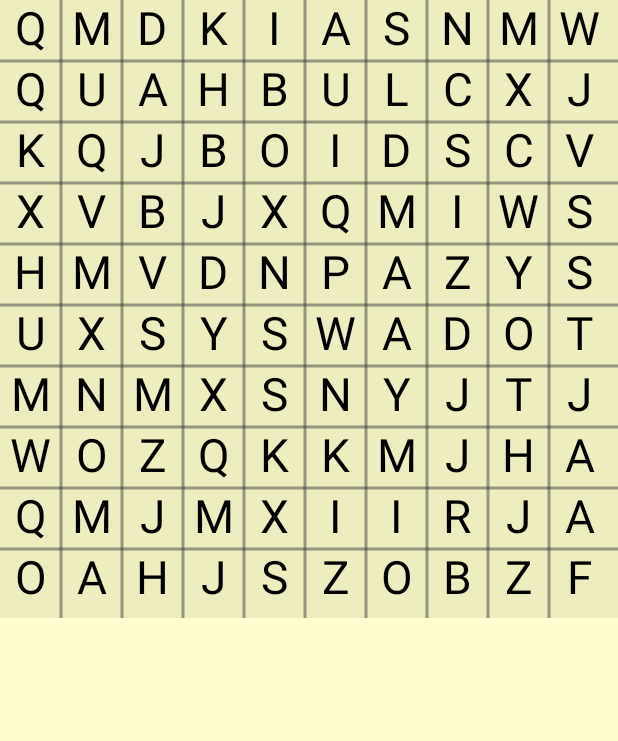
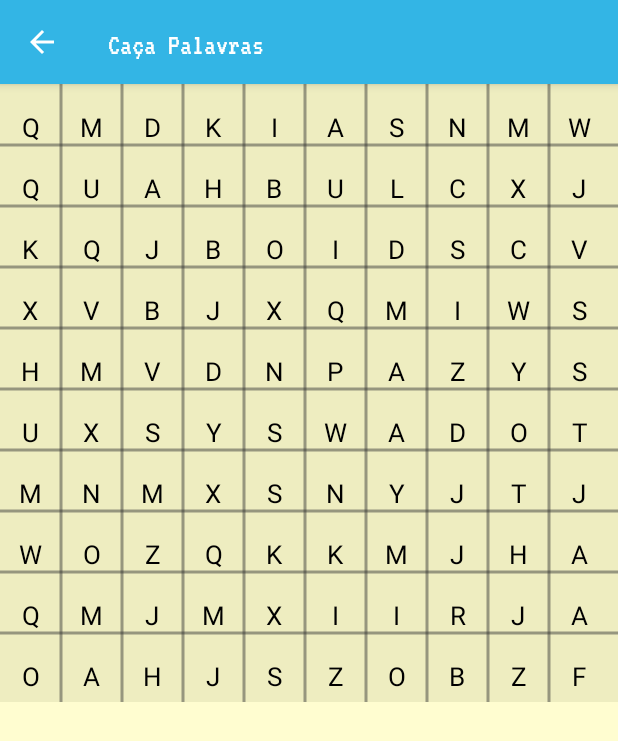
Before and after one commit to igrvlhlb/caca-palavras, an Android app: the screen it shows after launch (JogoActivity), after a tap on "Começar", on a phone screen of 412 x 824 dp. Shown: the top 741 px of the screen. Run offline under Robolectric (Android 15) with nearby library versions, the phone set to English and light mode, and no system bars.

Commit message:
manifest: JogoActivity é filha de TelaInicialActivity JogoActivity: mudanca no nome de metodo (criaTabuleiro) TabuleiroView: correcao na forma de medir a fonte

```diff
--- a/app/src/main/AndroidManifest.xml
+++ b/app/src/main/AndroidManifest.xml
@@ -10,7 +10,8 @@
         android:supportsRtl="true"
         android:theme="@style/AppTheme">
         <activity android:name=".JogoActivity"
-            android:theme="@style/AppTheme">
+            android:theme="@style/AppTheme"
+            android:parentActivityName=".TelaInicialActivity">
 
         </activity>
         <activity android:name=".SplashScreenActivity">
--- a/app/src/main/java/com/necej/necej_cp/JogoActivity.java
+++ b/app/src/main/java/com/necej/necej_cp/JogoActivity.java
@@ -24,10 +24,10 @@ public class JogoActivity extends AppCompatActivity {
         setContentView(R.layout.activity_jogo);
         mDificuldade = getIntent().getExtras().getString(TelaInicialActivity.EXTRA_DIFICULDADE);
         Logger.getAnonymousLogger().info(String.format("EXTRA_DIFICULDADE %s\n", mDificuldade));
-        this.hideBar();
+        //this.hideBar();
         mTabuleiroView = findViewById(R.id.tabuleiro_image);
         mGrade = new Grade(10,10);
-        this.enquadraImageView();
+        this.criaTabuleiro();
     }
 
     private void hideBar(){
@@ -38,14 +38,9 @@ public class JogoActivity extends AppCompatActivity {
             Logger.getAnonymousLogger().info("ERRO AO TENTAR OBTER REFERENCIA PARA ACTIONBAR");
         }
     }
-    private void enquadraImageView(){
-        //Mede TabuleiroView
+    private void criaTabuleiro(){
         mTabuleiro = new Tabuleiro(mGrade);
         mTabuleiroView.init(mTabuleiro);
-        /*ViewGroup.LayoutParams layoutPar = this.mTabuleiroView.getLayoutParams();
-        layoutPar.width = this.mImageSize;
-        layoutPar.height = this.mImageSize;
-        this.mTabuleiroView.setLayoutParams(layoutPar);*/
     }
     public int dpToPx(int dp) {
         float density = this.getResources()
--- a/app/src/main/java/com/necej/necej_cp/jogo_utils/TabuleiroView.java
+++ b/app/src/main/java/com/necej/necej_cp/jogo_utils/TabuleiroView.java
@@ -9,6 +9,7 @@ import android.graphics.Typeface;
 import android.graphics.fonts.Font;
 import android.graphics.fonts.FontStyle;
 import android.util.AttributeSet;
+import android.util.DisplayMetrics;
 import android.view.View;
 import android.view.ViewGroup;
 
@@ -51,7 +52,7 @@ public class TabuleiroView extends View {
             canvas.drawBitmap(mExtraBitmap, 0, 0, null);
         }
     }
-    //TODO: utilizar obj tabuleiro para inicializacao
+
     public void init(Tabuleiro tabuleiro){
         mReady = true;
         mTabuleiro = tabuleiro;
@@ -72,12 +73,14 @@ public class TabuleiroView extends View {
         mWidth = uniSz;
         mHeight = uniSz;
         if(mReady && uniSz > 0) {
+            //Muda o tamanho da View
             ViewGroup.LayoutParams layoutPar = this.getLayoutParams();
             layoutPar.width = mWidth;
             layoutPar.height = mHeight;
             this.setLayoutParams(layoutPar);
+            //
             mTabuleiro.setXY(mWidth,mHeight);
-            mLetras.setTextSize( Math.min(mTabuleiro.getmXGap(),mTabuleiro.getmYGap())*mLetSizePercent );
+            mLetras.setTextSize( (convertDpToPx(Math.min(mTabuleiro.getmXGap(),mTabuleiro.getmYGap())*mLetSizePercent, getContext() )/2)*mLetSizePercent);
             mExtraBitmap = Bitmap.createBitmap(uniSz, uniSz,
                     Bitmap.Config.ARGB_8888);
             mExtraCanvas = new Canvas(mExtraBitmap);
@@ -86,6 +89,7 @@ public class TabuleiroView extends View {
             escreveLinhas();
         }
     }
+
     private void desenhaGrade(){
         int yG,xG;
         yG = mTabuleiro.getmYGap();
@@ -102,12 +106,17 @@ public class TabuleiroView extends View {
         int lin, col;
         for(lin = 0; lin < mTabuleiro.getmLin(); lin++){
             //cY = mTabuleiro.getBaseY(lin) - mTabuleiro.getmYGap()/8;
-            cY = (int) (mTabuleiro.getBaseY(lin) - mTabuleiro.getmYGap()*0.25f);
+            cY = (int) (mTabuleiro.getBaseY(lin) - (mTabuleiro.getmYGap()*((1-mLetSizePercent)/2)));
             for(col = 0; col < mTabuleiro.getmCol(); col++){
                 cX = mTabuleiro.getCenterX(col);
                 mExtraCanvas.drawText(mTabuleiro.getCharAsString(lin,col),cX,cY,mLetras);
             }
         }
     }
-
+    public static float convertPixelsToDp(float px, Context context){
+        return px / ((float) context.getResources().getDisplayMetrics().densityDpi / DisplayMetrics.DENSITY_DEFAULT);
+    }
+    public static float convertDpToPx(float dp, Context context){
+        return dp*((float) context.getResources().getDisplayMetrics().densityDpi / DisplayMetrics.DENSITY_DEFAULT);
+    }
 }
```
